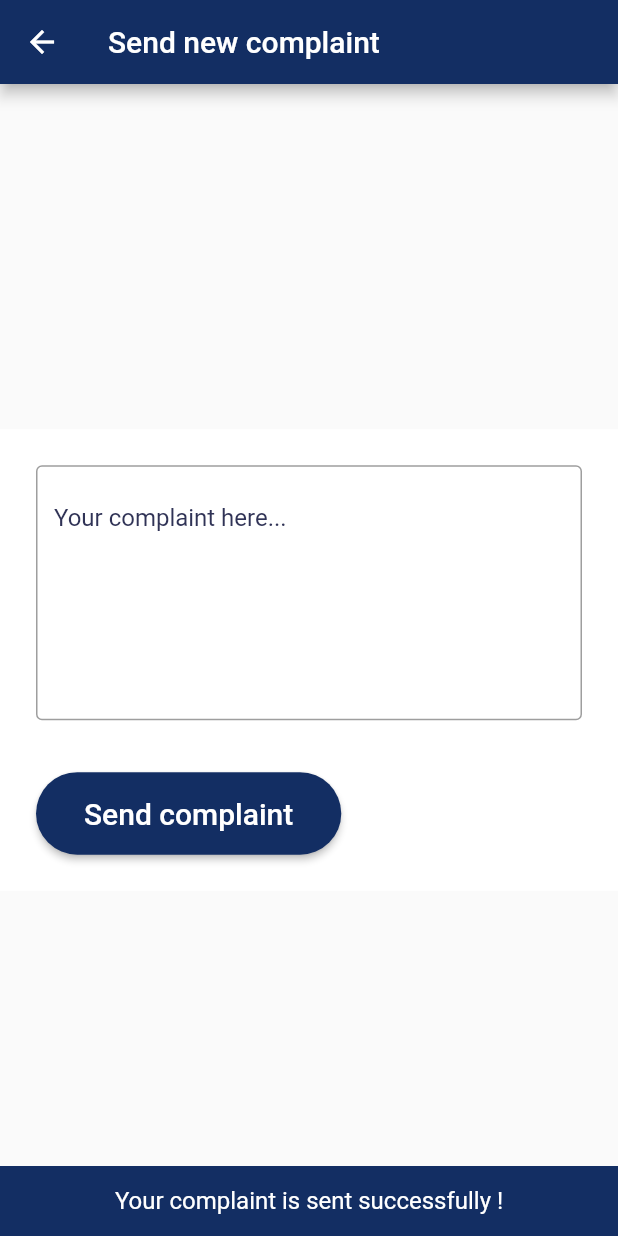
After one commit to Andrew-Baher/Benfits, a Flutter app: the NewComplaint screen opened directly, after a tap on "Send complaint", on a phone screen of 412 x 824 dp. The commit adds this screen. Run offline on Flutter 3.47's test engine with Material 2 defaults, Android fonts, the phone set to English and light mode, and no system bars; our stand-ins replace carousel_pro, firebase_database, firebase_storage, image_picker; missing offline and left inert: flutter_email_sender, mailer; accounts and stored records are empty; Roboto replaces fonts that are missing (WorkSansBold, WorkSansSemiBold).

Commit message:
Add complaints UI & backend

```diff
--- /dev/null
+++ b/lib/models/Complaint.dart
@@ -0,0 +1,18 @@
+class Complaint {
+  String employeeEmail;
+  String complaintDescription;
+
+
+  Complaint(this.employeeEmail, this.complaintDescription);
+
+  Map toJson() {
+    return {
+      "employeeEmail": employeeEmail,
+      "complaintDescription": complaintDescription,
+    };
+  }
+
+  Complaint.fromJson(Map<String, dynamic> json)
+      : employeeEmail = json['employeeEmail'],
+        complaintDescription = json['complaintDescription'];
+}
--- a/lib/ui/MainApp.dart
+++ b/lib/ui/MainApp.dart
@@ -8,7 +8,9 @@ import 'AppNavigation.dart';
 import 'CurrentCategory.dart';
 import 'EditProfile.dart';
 import 'ManagerChat.dart';
+import 'ManagerComplaints.dart';
 import 'NewBenefit.dart';
+import 'NewComplaint.dart';
 import 'NewMessage.dart';
 import 'PendingRequests.dart';
 import 'SignIn.dart';
@@ -131,5 +133,15 @@ class MainApplicationState extends State<MainApplication> {
       Navigator.of(context).push(
           MaterialPageRoute(builder: (context) => new ManagerChat()));
     }
+    else if (index == 8) {
+      Navigator.of(context).pop();
+      Navigator.of(context).push(
+          MaterialPageRoute(builder: (context) => new NewComplaint()));
+    }
+    else if (index == 9) {
+      Navigator.of(context).pop();
+      Navigator.of(context).push(
+          MaterialPageRoute(builder: (context) => new ManagerComplaints()));
+    }
   }
 }
--- /dev/null
+++ b/lib/ui/NewComplaint.dart
@@ -0,0 +1,155 @@
+import 'package:employees_benefits/style/theme.dart' as Theme;
+import 'package:firebase_database/firebase_database.dart';
+import 'package:flutter/material.dart';
+import 'package:flutter/services.dart';
+
+import '../main.dart';
+
+class NewComplaint extends StatefulWidget {
+  @override
+  _NewComplaint createState() => new _NewComplaint();
+}
+
+class _NewComplaint extends State<NewComplaint>
+    with SingleTickerProviderStateMixin {
+  //Palette
+  static int primary = hexStringToHexInt('080c2d');
+  static int primaryDark = hexStringToHexInt('#000004');
+  static int primaryLight = hexStringToHexInt('#303356');
+
+  static Color loginGradientStart = Color(primaryLight);
+  static Color loginGradientEnd = Color(primaryDark);
+
+  TextEditingController ComplaintDetailsController =
+      new TextEditingController();
+
+  final GlobalKey<ScaffoldState> _scaffoldKey = new GlobalKey<ScaffoldState>();
+
+  @override
+  Widget build(BuildContext context) {
+    Future sendComplaint(BuildContext context) async {
+      DBRef5.child('ComplaintsCount')
+          .child('count')
+          .once()
+          .then((DataSnapshot dataSnapShot) {
+        currentComplaintIndex = dataSnapShot.value;
+        currentComplaintIndexString = "$currentComplaintIndex";
+        print(currentComplaintIndex);
+      });
+      DBRef5.child('ComplaintsDetails').child(currentComplaintIndexString).set({
+        "ComplaintDescription": ComplaintDetailsController.text,
+        "EmployeeEmail": mainEmployee.employeeEmail.toString(),
+      });
+      nextComplaintIndex = currentComplaintIndex + 1;
+      DBRef5.child('ComplaintsCount').set({'count': nextComplaintIndex});
+    }
+
+    return new WillPopScope(
+      child: new Scaffold(
+        key: _scaffoldKey,
+        appBar: AppBar(
+          title: Text('Send new complaint'),
+          backgroundColor: Color.fromRGBO(19, 46, 99, 10),
+        ),
+        body: Center(
+          child: SingleChildScrollView(
+            child: Container(
+              color: Colors.white,
+              padding: EdgeInsets.all(24),
+              child: Center(
+                  child: Column(
+                children: <Widget>[
+                  TextField(
+                    autofocus: false,
+                    controller: ComplaintDetailsController,
+                    keyboardType: TextInputType.multiline,
+                    style: TextStyle(
+                        fontFamily: "WorkSansSemiBold",
+                        fontSize: 22.0,
+                        color: Color.fromRGBO(19, 46, 99, 10)),
+                    maxLines: 5,
+                    decoration: InputDecoration(
+                        labelText: "Your complaint here...",
+                        hintText: "Enter complaint",
+                        alignLabelWithHint: true,
+                        labelStyle: TextStyle(
+                          color: Color.fromRGBO(48, 51, 86, 10),
+                          fontSize: 16,
+                        ),
+                        border: OutlineInputBorder(
+                            borderRadius: BorderRadius.all(Radius.circular(4)),
+                            borderSide: BorderSide(
+                                width: 1,
+                                color: Color.fromRGBO(19, 46, 99, 10),
+                                style: BorderStyle.solid))),
+                  ),
+                  SizedBox(
+                    height: MediaQuery.of(context).size.height / 25,
+                  ),
+                  SizedBox(
+                    height: MediaQuery.of(context).size.height / 500,
+                  ),
+                  Center(
+                    child: Row(
+                      children: <Widget>[
+                        MaterialButton(
+                          shape: RoundedRectangleBorder(
+                            borderRadius: BorderRadius.circular(30),
+                          ),
+                          highlightColor: Colors.black,
+                          splashColor: Theme.Colors.loginGradientStart,
+                          color: Color.fromRGBO(19, 46, 99, 10),
+                          minWidth: MediaQuery.of(context).size.width / 2.5,
+                          height: MediaQuery.of(context).size.height / 30,
+                          child: Padding(
+                            padding: const EdgeInsets.all(16.0),
+                            child: Text(
+                              "Send complaint",
+                              style: TextStyle(
+                                  color: Colors.white,
+                                  fontSize: 20,
+                                  fontFamily: "WorkSansBold"),
+                            ),
+                          ),
+                          onPressed: () {
+                            sendComplaint(context);
+                            showInSnackBar(
+                                'Your complaint is sent successfully !');
+                          },
+                        ),
+                      ],
+                    ),
+                  ),
+                ],
+              )),
+            ),
+          ),
+        ),
+      ),
+    );
+  }
+
+  void showInSnackBar(String value) {
+    FocusScope.of(context).requestFocus(new FocusNode());
+    _scaffoldKey.currentState?.removeCurrentSnackBar();
+    _scaffoldKey.currentState.showSnackBar(new SnackBar(
+      content: new Text(
+        value,
+        textAlign: TextAlign.center,
+        style: TextStyle(
+            color: Colors.white,
+            fontSize: 16.0,
+            fontFamily: "WorkSansSemiBold"),
+      ),
+      backgroundColor: Color.fromRGBO(19, 46, 99, 10),
+      duration: Duration(seconds: 3),
+    ));
+  }
+}
+
+hexStringToHexInt(String hex) {
+  hex = hex.replaceFirst('#', '');
+  hex = hex.length == 6 ? 'ff' + hex : hex;
+  int val = int.parse(hex, radix: 16);
+  return val;
+}
--- a/lib/ui/NewMessage.dart
+++ b/lib/ui/NewMessage.dart
@@ -269,7 +269,7 @@ class _NewMessage extends State<NewMessage>
             fontSize: 16.0,
             fontFamily: "WorkSansSemiBold"),
       ),
-      backgroundColor:  Color.fromRGBO(19, 46, 99, 10),
+      backgroundColor: Color.fromRGBO(19, 46, 99, 10),
       duration: Duration(seconds: 3),
     ));
   }
```
Also changed, not shown: lib/main.dart (+9 -0 lines), lib/ui/ManagerComplaints.dart (added, +109 -0 lines), lib/ui/More.dart (+8 -1 lines).
